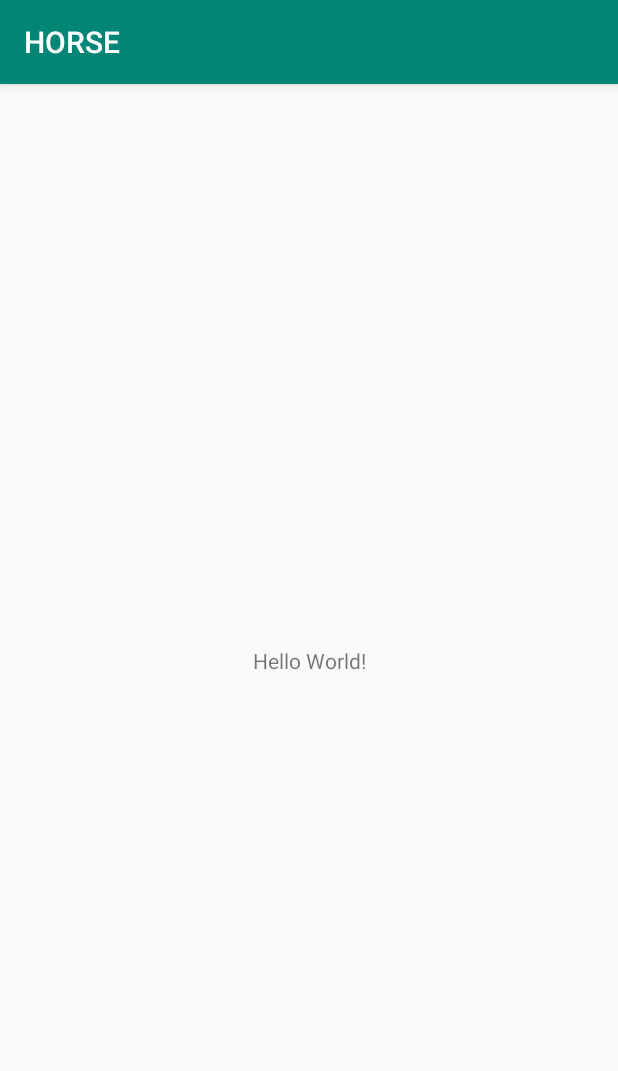
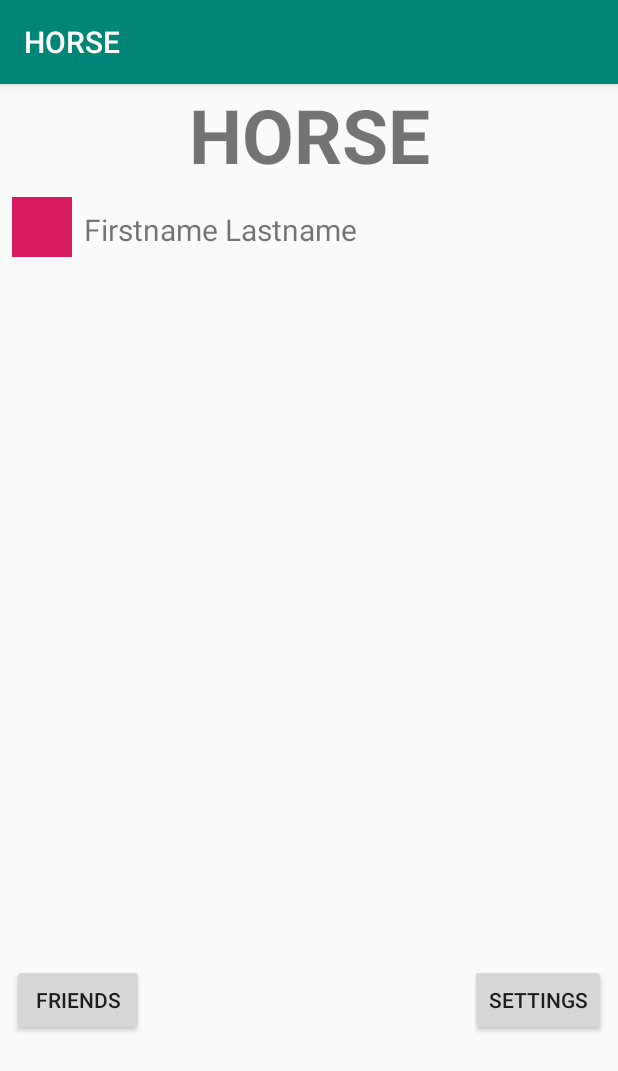
Before and after one commit to easklund/HORSE, an Android app: the screen it shows after launch (MainActivity), on a phone screen of 412 x 824 dp. Shown: the top 1071 px of the screen. Run offline under Robolectric (Android 15) with nearby library versions, the phone set to English and light mode, and no system bars.

Commit message:
Simple design for a start screen

```diff
--- a/app/src/main/res/layout/activity_main.xml
+++ b/app/src/main/res/layout/activity_main.xml
@@ -7,12 +7,77 @@
     tools:context=".MainActivity">
 
     <TextView
+        android:id="@+id/textView"
         android:layout_width="wrap_content"
         android:layout_height="wrap_content"
-        android:text="Hello World!"
-        app:layout_constraintBottom_toBottomOf="parent"
+        android:text="HORSE"
+        android:textSize="50sp"
+        android:textStyle="bold"
         app:layout_constraintLeft_toLeftOf="parent"
         app:layout_constraintRight_toRightOf="parent"
         app:layout_constraintTop_toTopOf="parent" />
 
+    <ImageView
+        android:id="@+id/imageView"
+        android:layout_width="40dp"
+        android:layout_height="40dp"
+        android:layout_marginStart="8dp"
+        android:layout_marginTop="8dp"
+        android:background="@color/colorAccent"
+        app:layout_constraintStart_toStartOf="parent"
+        app:layout_constraintTop_toBottomOf="@+id/textView"
+        tools:srcCompat="@tools:sample/avatars[2]" />
+
+    <TextView
+        android:id="@+id/textView2"
+        android:layout_width="wrap_content"
+        android:layout_height="wrap_content"
+        android:layout_marginStart="8dp"
+        android:layout_marginTop="8dp"
+        android:text="Firstname Lastname"
+        android:textSize="20sp"
+        app:layout_constraintStart_toEndOf="@+id/imageView"
+        app:layout_constraintTop_toTopOf="@+id/imageView" />
+
+    <ScrollView
+        android:id="@+id/scrollView2"
+        android:layout_width="395dp"
+        android:layout_height="330dp"
+        android:layout_marginStart="8dp"
+        android:layout_marginTop="8dp"
+        android:layout_marginEnd="8dp"
+        app:layout_constraintEnd_toEndOf="parent"
+        app:layout_constraintStart_toStartOf="parent"
+        app:layout_constraintTop_toBottomOf="@+id/imageView">
+
+        <LinearLayout
+            android:layout_width="match_parent"
+            android:layout_height="wrap_content"
+            android:orientation="vertical" />
+    </ScrollView>
+
+    <Button
+        android:id="@+id/button"
+        android:layout_width="wrap_content"
+        android:layout_height="wrap_content"
+        android:layout_marginStart="8dp"
+        android:layout_marginTop="8dp"
+        android:layout_marginBottom="8dp"
+        android:text="Friends"
+        app:layout_constraintBottom_toBottomOf="parent"
+        app:layout_constraintStart_toStartOf="parent"
+        app:layout_constraintTop_toBottomOf="@+id/scrollView2" />
+
+    <Button
+        android:id="@+id/button2"
+        android:layout_width="wrap_content"
+        android:layout_height="wrap_content"
+        android:layout_marginTop="8dp"
+        android:layout_marginEnd="8dp"
+        android:layout_marginBottom="8dp"
+        android:text="Settings"
+        app:layout_constraintBottom_toBottomOf="parent"
+        app:layout_constraintEnd_toEndOf="parent"
+        app:layout_constraintTop_toBottomOf="@+id/scrollView2" />
+
 </android.support.constraint.ConstraintLayout>
```
